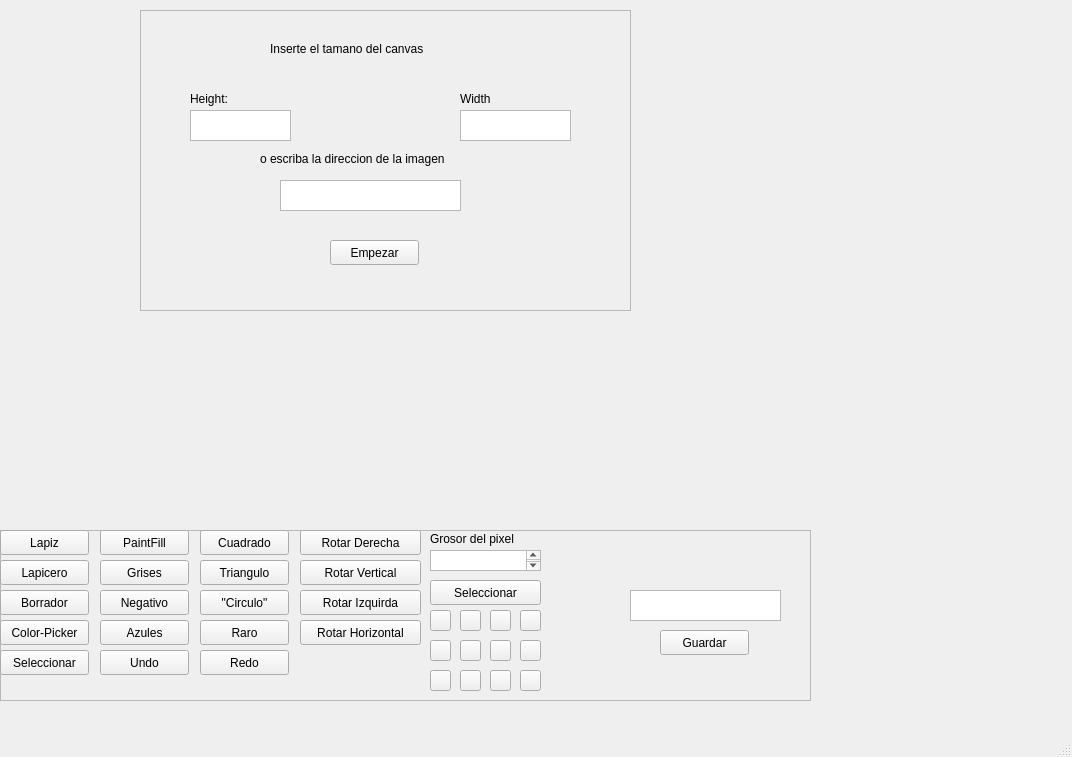
Above: Interfaz/mainwindow.ui from dylangf16/Proyecto-02-CE-2103 before the change. Below: the same form after it.
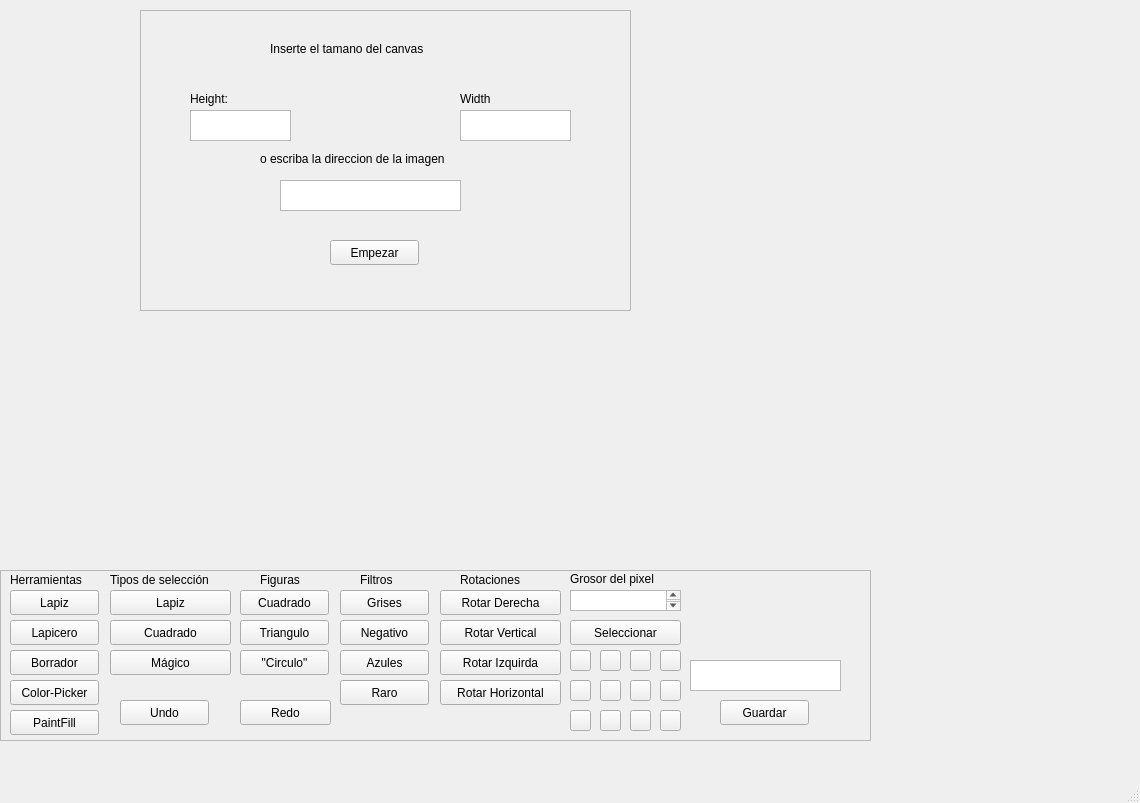
That is the form after the change.

Commit message: Implementación Selección Cuadrado

```diff
--- a/Interfaz/mainwindow.ui
+++ b/Interfaz/mainwindow.ui
@@ -6,8 +6,8 @@
    <rect>
     <x>0</x>
     <y>0</y>
-    <width>1072</width>
-    <height>757</height>
+    <width>1140</width>
+    <height>803</height>
    </rect>
   </property>
   <property name="windowTitle">
@@ -135,8 +135,8 @@
     <property name="geometry">
      <rect>
       <x>0</x>
-      <y>530</y>
-      <width>811</width>
+      <y>570</y>
+      <width>871</width>
       <height>171</height>
      </rect>
     </property>
@@ -149,17 +149,17 @@
     <widget class="QWidget" name="widget" native="true">
      <property name="geometry">
       <rect>
-       <x>0</x>
+       <x>10</x>
        <y>0</y>
-       <width>801</width>
-       <height>161</height>
+       <width>851</width>
+       <height>181</height>
       </rect>
      </property>
      <widget class="QPushButton" name="ColorPicker">
       <property name="geometry">
        <rect>
         <x>0</x>
-        <y>90</y>
+        <y>110</y>
         <width>89</width>
         <height>25</height>
        </rect>
@@ -172,7 +172,7 @@
       <property name="geometry">
        <rect>
         <x>0</x>
-        <y>60</y>
+        <y>80</y>
         <width>89</width>
         <height>25</height>
        </rect>
@@ -184,8 +184,8 @@
      <widget class="QPushButton" name="RotarDer">
       <property name="geometry">
        <rect>
-        <x>300</x>
-        <y>0</y>
+        <x>430</x>
+        <y>20</y>
         <width>121</width>
         <height>25</height>
        </rect>
@@ -197,8 +197,8 @@
      <widget class="QPushButton" name="PaintFill">
       <property name="geometry">
        <rect>
-        <x>100</x>
-        <y>0</y>
+        <x>0</x>
+        <y>140</y>
         <width>89</width>
         <height>25</height>
        </rect>
@@ -211,7 +211,7 @@
       <property name="geometry">
        <rect>
         <x>0</x>
-        <y>30</y>
+        <y>50</y>
         <width>89</width>
         <height>25</height>
        </rect>
@@ -224,7 +224,7 @@
       <property name="geometry">
        <rect>
         <x>0</x>
-        <y>0</y>
+        <y>20</y>
         <width>89</width>
         <height>25</height>
        </rect>
@@ -236,21 +236,21 @@
      <widget class="QPushButton" name="Seleccionar">
       <property name="geometry">
        <rect>
-        <x>0</x>
-        <y>120</y>
-        <width>89</width>
+        <x>100</x>
+        <y>20</y>
+        <width>121</width>
         <height>25</height>
        </rect>
       </property>
       <property name="text">
-       <string>Seleccionar</string>
+       <string>Lapiz</string>
       </property>
      </widget>
      <widget class="QPushButton" name="Grises">
       <property name="geometry">
        <rect>
-        <x>100</x>
-        <y>30</y>
+        <x>330</x>
+        <y>20</y>
         <width>89</width>
         <height>25</height>
        </rect>
@@ -262,8 +262,8 @@
      <widget class="QPushButton" name="Cuadrado">
       <property name="geometry">
        <rect>
-        <x>200</x>
-        <y>0</y>
+        <x>230</x>
+        <y>20</y>
         <width>89</width>
         <height>25</height>
        </rect>
@@ -275,8 +275,8 @@
      <widget class="QPushButton" name="Triangulo">
       <property name="geometry">
        <rect>
-        <x>200</x>
-        <y>30</y>
+        <x>230</x>
+        <y>50</y>
         <width>89</width>
         <height>25</height>
        </rect>
@@ -288,8 +288,8 @@
      <widget class="QPushButton" name="Circulo">
       <property name="geometry">
        <rect>
-        <x>200</x>
-        <y>60</y>
+        <x>230</x>
+        <y>80</y>
         <width>89</width>
         <height>25</height>
        </rect>
@@ -301,8 +301,8 @@
      <widget class="QPlainTextEdit" name="plainTextGetName">
       <property name="geometry">
        <rect>
-        <x>630</x>
-        <y>60</y>
+        <x>680</x>
+        <y>90</y>
         <width>151</width>
         <height>31</height>
        </rect>
@@ -314,8 +314,8 @@
      <widget class="QPushButton" name="Save">
       <property name="geometry">
        <rect>
-        <x>660</x>
-        <y>100</y>
+        <x>710</x>
+        <y>130</y>
         <width>89</width>
         <height>25</height>
        </rect>
@@ -327,8 +327,8 @@
      <widget class="QPushButton" name="RotarIzq">
       <property name="geometry">
        <rect>
-        <x>300</x>
-        <y>60</y>
+        <x>430</x>
+        <y>80</y>
         <width>121</width>
         <height>25</height>
        </rect>
@@ -340,8 +340,8 @@
      <widget class="QPushButton" name="RotarVer">
       <property name="geometry">
        <rect>
-        <x>300</x>
-        <y>30</y>
+        <x>430</x>
+        <y>50</y>
         <width>121</width>
         <height>25</height>
        </rect>
@@ -353,8 +353,8 @@
      <widget class="QPushButton" name="RotarHor">
       <property name="geometry">
        <rect>
-        <x>300</x>
-        <y>90</y>
+        <x>430</x>
+        <y>110</y>
         <width>121</width>
         <height>25</height>
        </rect>
@@ -366,8 +366,8 @@
      <widget class="QPushButton" name="Negativo">
       <property name="geometry">
        <rect>
-        <x>100</x>
-        <y>60</y>
+        <x>330</x>
+        <y>50</y>
         <width>89</width>
         <height>25</height>
        </rect>
@@ -379,7 +379,7 @@
      <widget class="QLabel" name="label_5">
       <property name="geometry">
        <rect>
-        <x>430</x>
+        <x>560</x>
         <y>0</y>
         <width>111</width>
         <height>17</height>
@@ -392,7 +392,7 @@
      <widget class="QPushButton" name="SeleccionarGrosor">
       <property name="geometry">
        <rect>
-        <x>430</x>
+        <x>560</x>
         <y>50</y>
         <width>111</width>
         <height>25</height>
@@ -405,7 +405,7 @@
      <widget class="QPlainTextEdit" name="Grosor">
       <property name="geometry">
        <rect>
-        <x>430</x>
+        <x>560</x>
         <y>20</y>
         <width>111</width>
         <height>21</height>
@@ -415,7 +415,7 @@
      <widget class="QPushButton" name="Color1">
       <property name="geometry">
        <rect>
-        <x>430</x>
+        <x>560</x>
         <y>80</y>
         <width>21</width>
         <height>21</height>
@@ -428,7 +428,7 @@
      <widget class="QPushButton" name="Color2">
       <property name="geometry">
        <rect>
-        <x>460</x>
+        <x>590</x>
         <y>80</y>
         <width>21</width>
         <height>21</height>
@@ -441,7 +441,7 @@
      <widget class="QPushButton" name="Color3">
       <property name="geometry">
        <rect>
-        <x>490</x>
+        <x>620</x>
         <y>80</y>
         <width>21</width>
         <height>21</height>
@@ -454,7 +454,7 @@
      <widget class="QPushButton" name="Color4">
       <property name="geometry">
        <rect>
-        <x>520</x>
+        <x>650</x>
         <y>80</y>
         <width>21</width>
         <height>21</height>
@@ -467,7 +467,7 @@
      <widget class="QPushButton" name="Color5">
       <property name="geometry">
        <rect>
-        <x>430</x>
+        <x>560</x>
         <y>110</y>
         <width>21</width>
         <height>21</height>
@@ -480,7 +480,7 @@
      <widget class="QPushButton" name="Color7">
       <property name="geometry">
        <rect>
-        <x>490</x>
+        <x>620</x>
         <y>110</y>
         <width>21</width>
         <height>21</height>
@@ -493,7 +493,7 @@
      <widget class="QPushButton" name="Color6">
       <property name="geometry">
        <rect>
-        <x>460</x>
+        <x>590</x>
         <y>110</y>
         <width>21</width>
         <height>21</height>
@@ -506,7 +506,7 @@
      <widget class="QPushButton" name="Color8">
       <property name="geometry">
        <rect>
-        <x>520</x>
+        <x>650</x>
         <y>110</y>
         <width>21</width>
         <height>21</height>
@@ -519,7 +519,7 @@
      <widget class="QPushButton" name="Color12">
       <property name="geometry">
        <rect>
-        <x>520</x>
+        <x>650</x>
         <y>140</y>
         <width>21</width>
         <height>21</height>
@@ -532,7 +532,7 @@
      <widget class="QPushButton" name="Color9">
       <property name="geometry">
        <rect>
-        <x>430</x>
+        <x>560</x>
         <y>140</y>
         <width>21</width>
         <height>21</height>
@@ -545,7 +545,7 @@
      <widget class="QPushButton" name="Color11">
       <property name="geometry">
        <rect>
-        <x>490</x>
+        <x>620</x>
         <y>140</y>
         <width>21</width>
         <height>21</height>
@@ -558,7 +558,7 @@
      <widget class="QPushButton" name="Color10">
       <property name="geometry">
        <rect>
-        <x>460</x>
+        <x>590</x>
         <y>140</y>
         <width>21</width>
         <height>21</height>
@@ -571,8 +571,8 @@
      <widget class="QPushButton" name="Undo">
       <property name="geometry">
        <rect>
-        <x>100</x>
-        <y>120</y>
+        <x>110</x>
+        <y>130</y>
         <width>89</width>
         <height>25</height>
        </rect>
@@ -584,9 +584,9 @@
      <widget class="QPushButton" name="Redo">
       <property name="geometry">
        <rect>
-        <x>200</x>
-        <y>120</y>
-        <width>89</width>
+        <x>230</x>
+        <y>130</y>
+        <width>91</width>
         <height>25</height>
        </rect>
       </property>
@@ -597,8 +597,8 @@
      <widget class="QPushButton" name="FiltroAzules">
       <property name="geometry">
        <rect>
-        <x>100</x>
-        <y>90</y>
+        <x>330</x>
+        <y>80</y>
         <width>89</width>
         <height>25</height>
        </rect>
@@ -610,8 +610,8 @@
      <widget class="QPushButton" name="FiltroRaro">
       <property name="geometry">
        <rect>
-        <x>200</x>
-        <y>90</y>
+        <x>330</x>
+        <y>110</y>
         <width>89</width>
         <height>25</height>
        </rect>
@@ -620,6 +620,97 @@
        <string>Raro</string>
       </property>
      </widget>
+     <widget class="QPushButton" name="SeleccionarCuadrado">
+      <property name="geometry">
+       <rect>
+        <x>100</x>
+        <y>50</y>
+        <width>121</width>
+        <height>25</height>
+       </rect>
+      </property>
+      <property name="text">
+       <string>Cuadrado</string>
+      </property>
+     </widget>
+     <widget class="QLabel" name="label_6">
+      <property name="geometry">
+       <rect>
+        <x>100</x>
+        <y>0</y>
+        <width>131</width>
+        <height>20</height>
+       </rect>
+      </property>
+      <property name="text">
+       <string>Tipos de selección</string>
+      </property>
+     </widget>
+     <widget class="QPushButton" name="SeleccionarMagico">
+      <property name="geometry">
+       <rect>
+        <x>100</x>
+        <y>80</y>
+        <width>121</width>
+        <height>25</height>
+       </rect>
+      </property>
+      <property name="text">
+       <string>Mágico</string>
+      </property>
+     </widget>
+     <widget class="QLabel" name="label_7">
+      <property name="geometry">
+       <rect>
+        <x>250</x>
+        <y>0</y>
+        <width>61</width>
+        <height>20</height>
+       </rect>
+      </property>
+      <property name="text">
+       <string>Figuras</string>
+      </property>
+     </widget>
+     <widget class="QLabel" name="label_8">
+      <property name="geometry">
+       <rect>
+        <x>350</x>
+        <y>0</y>
+        <width>61</width>
+        <height>20</height>
+       </rect>
+      </property>
+      <property name="text">
+       <string>Filtros</string>
+      </property>
+     </widget>
+     <widget class="QLabel" name="label_9">
+      <property name="geometry">
+       <rect>
+        <x>450</x>
+        <y>0</y>
+        <width>91</width>
+        <height>20</height>
+       </rect>
+      </property>
+      <property name="text">
+       <string>Rotaciones</string>
+      </property>
+     </widget>
+     <widget class="QLabel" name="label_10">
+      <property name="geometry">
+       <rect>
+        <x>0</x>
+        <y>0</y>
+        <width>101</width>
+        <height>20</height>
+       </rect>
+      </property>
+      <property name="text">
+       <string>Herramientas</string>
+      </property>
+     </widget>
     </widget>
    </widget>
   </widget>
```
Left out of the diff: 4 changed lines with no effect on the pictures. The commit also changes 7 other files.
